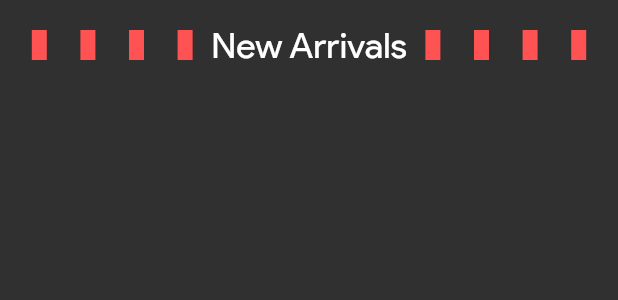
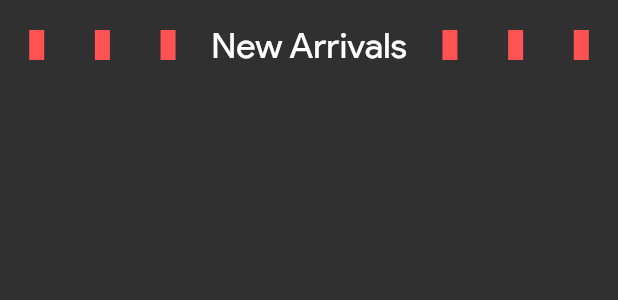
Before and after one commit to OmarMach/ecommerce_skeleton, a Flutter app: the HomeTitleWidget widget shown alone on an empty page, opened directly, on a phone screen of 412 x 824 dp. Shown: the top 300 px of the screen. Run offline on Flutter 3.47's test engine with Material 2 defaults, Android fonts, the phone set to English and light mode, and no system bars; our stand-ins replace cached_network_image, carousel_slider, flutter_icons, photo_view; missing offline and left inert: woocommerce; network calls fail.

Commit message:
fixed red boxes on home screen titles

```diff
--- a/lib/screens/homeScreen.dart
+++ b/lib/screens/homeScreen.dart
@@ -7,6 +7,7 @@ import 'package:ecommerce_app/widgets/productsByCategoryGrid.dart';
 import 'package:ecommerce_app/widgets/productsGridList.dart';
 import 'package:flutter/cupertino.dart';
 import 'package:flutter/material.dart';
+import 'package:flutter/scheduler.dart';
 
 class HomeScreen extends StatefulWidget {
   static const routeName = '/home';
@@ -21,7 +22,6 @@ class HomeScreen extends StatefulWidget {
 class _HomeScreenState extends State<HomeScreen> {
   @override
   Widget build(BuildContext context) {
-    final size = MediaQuery.of(context).size;
     return Scaffold(
       appBar: AppBarWidget(),
       drawer: DrawerMenuWidget(),
@@ -68,16 +68,34 @@ class _HomeScreenState extends State<HomeScreen> {
 class HomeTitleWidget extends StatelessWidget {
   final String title;
 
-  const HomeTitleWidget({
+  HomeTitleWidget({
     Key key,
     @required this.title,
   }) : super(key: key);
+  final ScrollController _scrollController = ScrollController();
 
   @override
   Widget build(BuildContext context) {
-
+    SchedulerBinding.instance.addPostFrameCallback((_) {
+      _scrollController.jumpTo(_scrollController.position.maxScrollExtent / 2);
+    });
+    final size = MediaQuery.of(context).size;
+    final redBox = Padding(
+      padding: EdgeInsets.all(10.0),
+      child: Container(
+        width: 10,
+        height: 20,
+        color: Colors.redAccent,
+      ),
+    );
     return Padding(
       padding: const EdgeInsets.all(10.0),
+      child: SingleChildScrollView(
+        scrollDirection: Axis.horizontal,
+        controller: _scrollController,
+        physics: NeverScrollableScrollPhysics(),
+        child: SizedBox(
+          width: size.width * 1.2,
           child: Row(
             mainAxisAlignment: MainAxisAlignment.spaceAround,
             children: [
@@ -85,10 +103,16 @@ class HomeTitleWidget extends StatelessWidget {
               redBox,
               redBox,
               redBox,
-          Text(
+              InkWell(
+                onTap: () {
+                  _scrollController
+                      .jumpTo(_scrollController.position.maxScrollExtent / 2);
+                },
+                child: Text(
                   title,
                   style: Theme.of(context).textTheme.headline5,
                   textAlign: TextAlign.center,
+                ),
               ),
               redBox,
               redBox,
@@ -96,6 +120,8 @@ class HomeTitleWidget extends StatelessWidget {
               redBox,
             ],
           ),
+        ),
+      ),
     );
   }
 }
```
Lines whose indentation alone changed are shown as unchanged.
